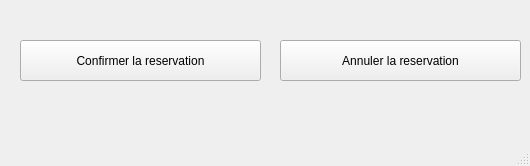
Qt form statusReservationUi.ui (walidhabbach/Car-Rental-Desktop-app) before a commit.
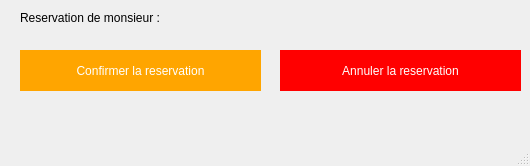
The same form after that commit.

The edit to the form file:
```diff
--- a/statusReservationUi.ui
+++ b/statusReservationUi.ui
@@ -18,11 +18,17 @@
     <property name="geometry">
      <rect>
       <x>20</x>
-      <y>40</y>
+      <y>50</y>
       <width>241</width>
       <height>41</height>
      </rect>
     </property>
+    <property name="styleSheet">
+     <string notr="true">background-color: orange;
+color: white;
+border: 0;
+height: 40px;</string>
+    </property>
     <property name="text">
      <string>Confirmer la reservation</string>
     </property>
@@ -31,15 +37,34 @@
     <property name="geometry">
      <rect>
       <x>280</x>
-      <y>40</y>
+      <y>50</y>
       <width>241</width>
       <height>41</height>
      </rect>
     </property>
+    <property name="styleSheet">
+     <string notr="true">background-color: red;
+color: white;
+border: 0;
+height: 40px;</string>
+    </property>
     <property name="text">
      <string>Annuler la reservation</string>
     </property>
    </widget>
+   <widget class="QLabel" name="monsieurLab">
+    <property name="geometry">
+     <rect>
+      <x>20</x>
+      <y>10</y>
+      <width>491</width>
+      <height>16</height>
+     </rect>
+    </property>
+    <property name="text">
+     <string>Reservation de monsieur : </string>
+    </property>
+   </widget>
   </widget>
   <widget class="QMenuBar" name="menubar">
    <property name="geometry">
```
